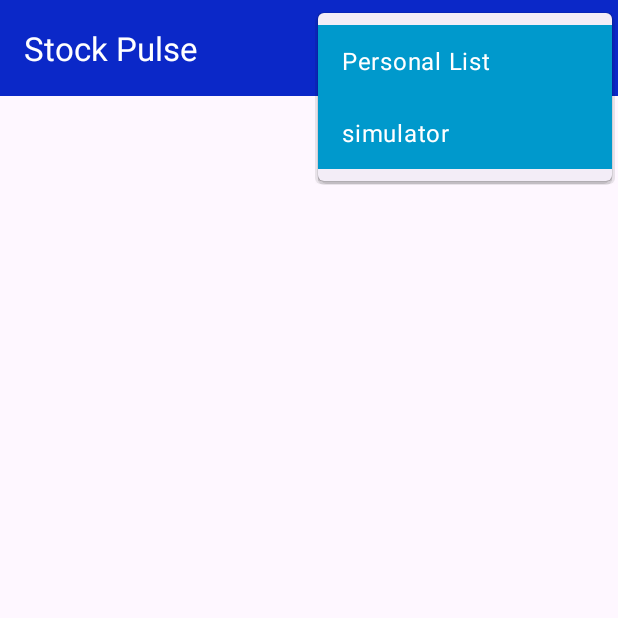
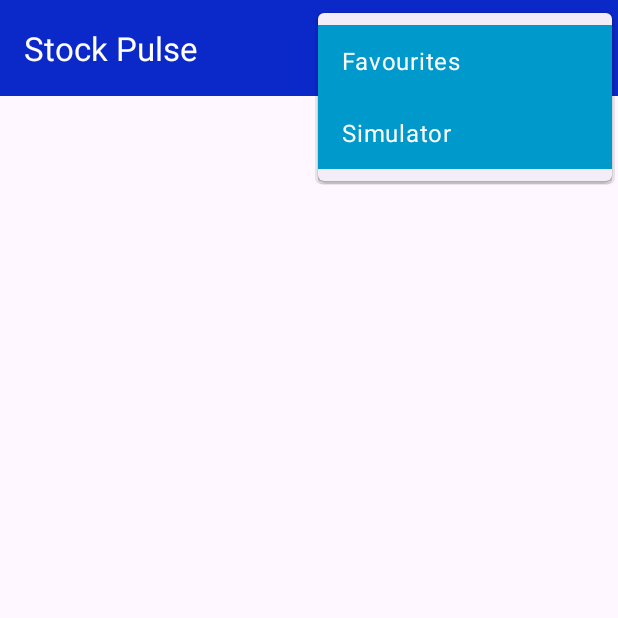
Before and after one commit to MarcuX009/StockPulse, an Android app: the screen it shows after launch (MainActivity), with the options menu open, on a phone screen of 412 x 824 dp, the top half of it. Run offline under Robolectric (Android 15) with nearby library versions, the phone set to English and light mode, and no system bars.

Commit message:
:art: improve formatting

```diff
--- a/app/src/main/res/layout/activity_main.xml
+++ b/app/src/main/res/layout/activity_main.xml
@@ -1,5 +1,5 @@
 <?xml version="1.0" encoding="utf-8"?>
-<androidx.constraintlayout.widget.ConstraintLayout xmlns:android="http://schemas.android.com/apk/res/android"
+<androidx.coordinatorlayout.widget.CoordinatorLayout xmlns:android="http://schemas.android.com/apk/res/android"
     xmlns:app="http://schemas.android.com/apk/res-auto"
     xmlns:tools="http://schemas.android.com/tools"
     android:layout_width="match_parent"
@@ -7,8 +7,7 @@
     tools:context=".MainActivity">
 
 
-    <include
-        layout="@layout/toolbar"/>
+    <include layout="@layout/toolbar" />
 
 
-</androidx.constraintlayout.widget.ConstraintLayout>
+</androidx.coordinatorlayout.widget.CoordinatorLayout>
--- a/app/src/main/res/layout/toolbar.xml
+++ b/app/src/main/res/layout/toolbar.xml
@@ -1,11 +1,11 @@
 <?xml version="1.0" encoding="utf-8"?>
 <androidx.appcompat.widget.Toolbar xmlns:android="http://schemas.android.com/apk/res/android"
+    xmlns:app="http://schemas.android.com/apk/res-auto"
+    android:id="@+id/toolBarLayout"
     android:layout_width="match_parent"
     android:layout_height="?attr/actionBarSize"
     android:background="#0B28C8"
-    android:id="@+id/toolBarLayout"
-    android:theme ="@style/ThemeOverlay.AppCompat.Dark"
-    >
+    android:theme="@style/ThemeOverlay.AppCompat.Dark">
 
 
 </androidx.appcompat.widget.Toolbar>
--- a/app/src/main/res/menu/menu.xml
+++ b/app/src/main/res/menu/menu.xml
@@ -2,13 +2,11 @@
 <menu xmlns:android="http://schemas.android.com/apk/res/android">
 
     <item
-        android:title = "Personal List"
-        android:id = "@+id/userListLayout"
-        />
+        android:id="@+id/favouritesLayout"
+        android:title="Favourites" />
 
     <item
-        android:title="simulator"
-        android:id = "@+id/simulatorLayout"
-        />
+        android:id="@+id/simulatorLayout"
+        android:title="Simulator" />
 
 </menu>
```
Also changed, not shown: app/src/main/java/com/example/stockpulse/MainActivity.java (+4 -5 lines).
